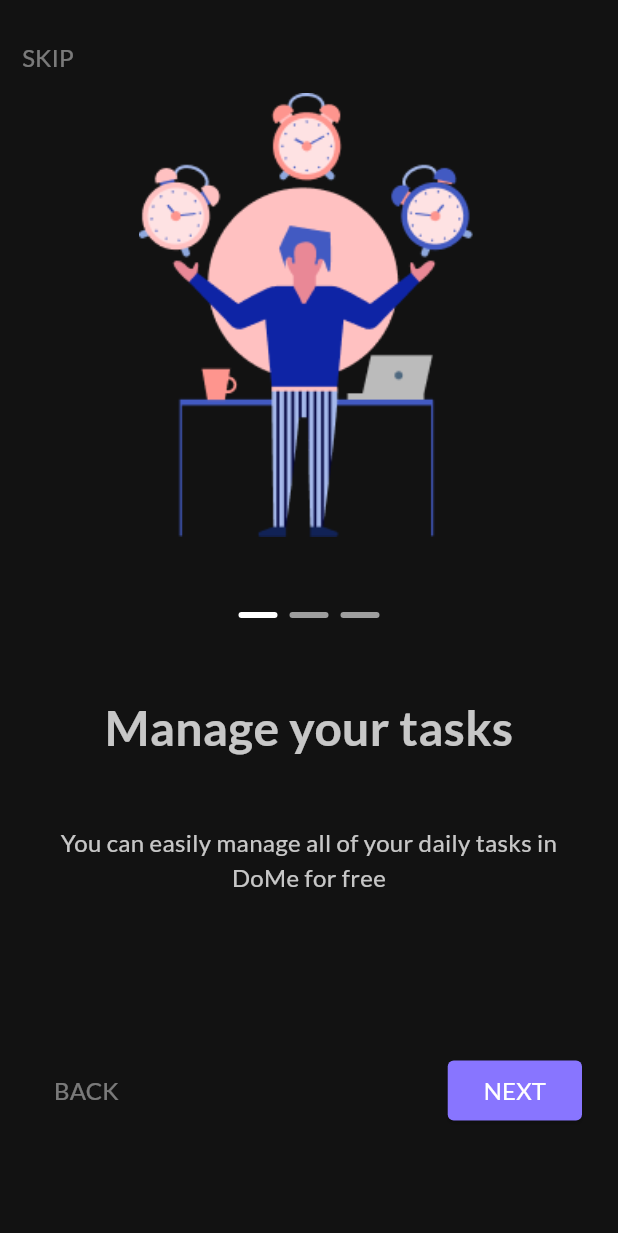
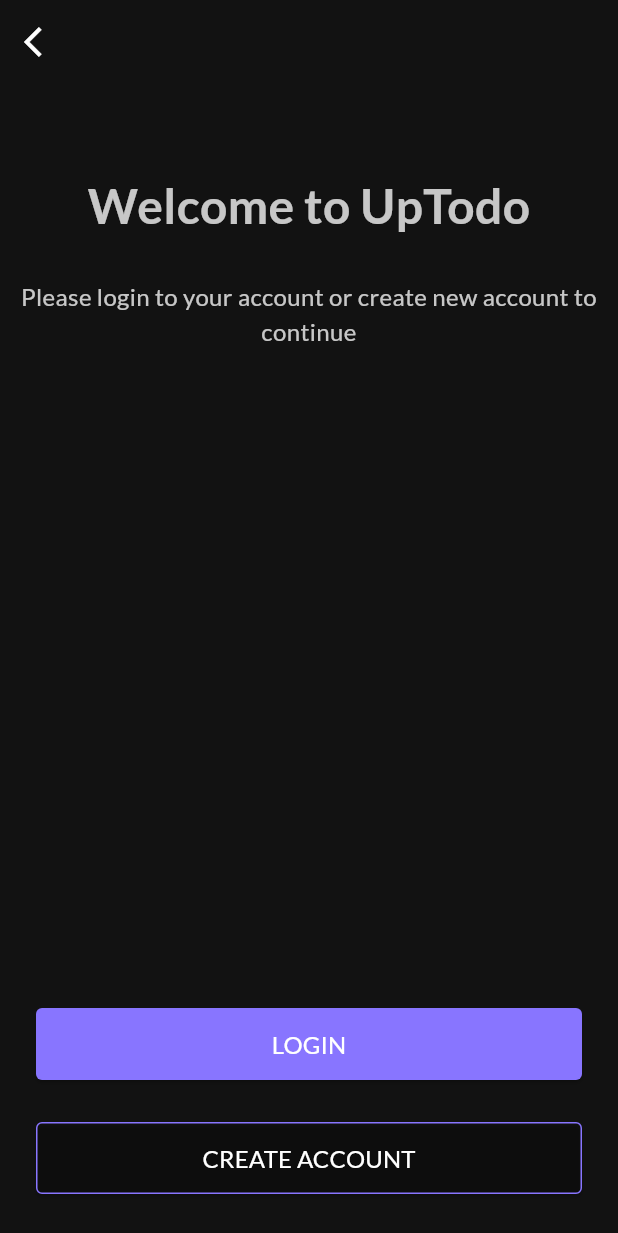
Before and after one commit to Kachitaro/To-do-list, a Flutter app: the screen it shows after launch, after a tap on "SKIP", on a phone screen of 412 x 824 dp. Shown: the top 1233 px of the screen. Run offline on Flutter 3.47's test engine with Material 3 defaults, Android fonts, the phone set to English and light mode, and no system bars; our stand-ins replace google_fonts.

Commit message:
second commit

```diff
--- a/lib/ui/onboarding/onboarding_page_view.dart
+++ b/lib/ui/onboarding/onboarding_page_view.dart
@@ -1,5 +1,6 @@
 import 'package:flutter/material.dart';
 import 'package:todo_list_app/ui/onboarding/onboarding_child_page.dart';
+import 'package:todo_list_app/ui/welcome/welcome_page.dart';
 import 'package:todo_list_app/utils/onboarding_position.dart';
 
 class OnboardingPageView extends StatefulWidget {
@@ -24,7 +25,7 @@ class _OnboardingPageViewState extends State<OnboardingPageView> {
             index: index,
             nextOnPressed: () {
               if (index == onboardingDataList.length - 1) {
-                print({"next App"});
+                _gotoWelcomePage();
               } else {
                 _pageController.jumpToPage(index + 1);
               }
@@ -35,11 +36,18 @@ class _OnboardingPageViewState extends State<OnboardingPageView> {
               }
             },
             skipOnPressed: () {
-              print({"next App"});
+              _gotoWelcomePage();
             },
           );
         },
       ),
     );
   }
+
+  void _gotoWelcomePage() {
+    Navigator.push(
+      context,
+      MaterialPageRoute(builder: (context) => const WelcomePage()),
+    );
+  }
 }
--- /dev/null
+++ b/lib/ui/welcome/welcome_page.dart
@@ -0,0 +1,98 @@
+import 'package:flutter/material.dart';
+
+class WelcomePage extends StatelessWidget {
+  const WelcomePage({super.key});
+
+  @override
+  Widget build(BuildContext context) {
+    return Scaffold(
+      backgroundColor: const Color(0xFF121212),
+      appBar: AppBar(
+        backgroundColor: Colors.transparent,
+        leading: IconButton(
+          onPressed: () {
+            Navigator.pop(context);
+          },
+          icon: Icon(Icons.arrow_back_ios, size: 24, color: Colors.white),
+        ),
+      ),
+      body: SafeArea(
+        child: Column(
+          children: [
+            _buildTitleAndDesc(),
+            const Spacer(),
+            _buildButtonLogin(),
+            _buildButtonRegister(),
+          ],
+        ),
+      ),
+    );
+  }
+
+  Widget _buildTitleAndDesc() {
+    return Container(
+      margin: const EdgeInsets.only(top: 58),
+      child: Column(
+        crossAxisAlignment: CrossAxisAlignment.center,
+        children: [
+          Text(
+            "Welcome to UpTodo",
+            style: TextStyle(
+              color: Colors.white.withAlpha(195),
+              fontSize: 32,
+              fontWeight: FontWeight.bold,
+            ),
+            textAlign: TextAlign.center,
+          ),
+          const SizedBox(height: 26),
+          Text(
+            "Please login to your account or create new account to continue",
+            style: TextStyle(color: Colors.white.withAlpha(195), fontSize: 16),
+            textAlign: TextAlign.center,
+          ),
+        ],
+      ),
+    );
+  }
+
+  Widget _buildButtonLogin() {
+    return Container(
+      width: double.infinity,
+      height: 48,
+      padding: EdgeInsets.symmetric(horizontal: 24),
+      margin: EdgeInsets.symmetric(vertical: 28),
+      child: ElevatedButton(
+        onPressed: () {},
+        style: ElevatedButton.styleFrom(
+          backgroundColor: const Color(0xFF8875FF),
+          shape: RoundedRectangleBorder(borderRadius: BorderRadius.circular(4)),
+        ),
+        child: Text(
+          "LOGIN",
+          style: TextStyle(fontSize: 16, color: Colors.white),
+        ),
+      ),
+    );
+  }
+
+  Widget _buildButtonRegister() {
+    return Container(
+      width: double.infinity,
+      height: 48,
+      padding: EdgeInsets.symmetric(horizontal: 24),
+      margin: EdgeInsets.only(bottom: 28),
+      child: ElevatedButton(
+        onPressed: () {},
+        style: OutlinedButton.styleFrom(
+          backgroundColor: Colors.transparent,
+          shape: RoundedRectangleBorder(borderRadius: BorderRadius.circular(4)),
+          side: const BorderSide(width: 1, color: Color(0xFF8875FF)),
+        ),
+        child: Text(
+          "CREATE ACCOUNT",
+          style: TextStyle(fontSize: 16, color: Colors.white),
+        ),
+      ),
+    );
+  }
+}
```
